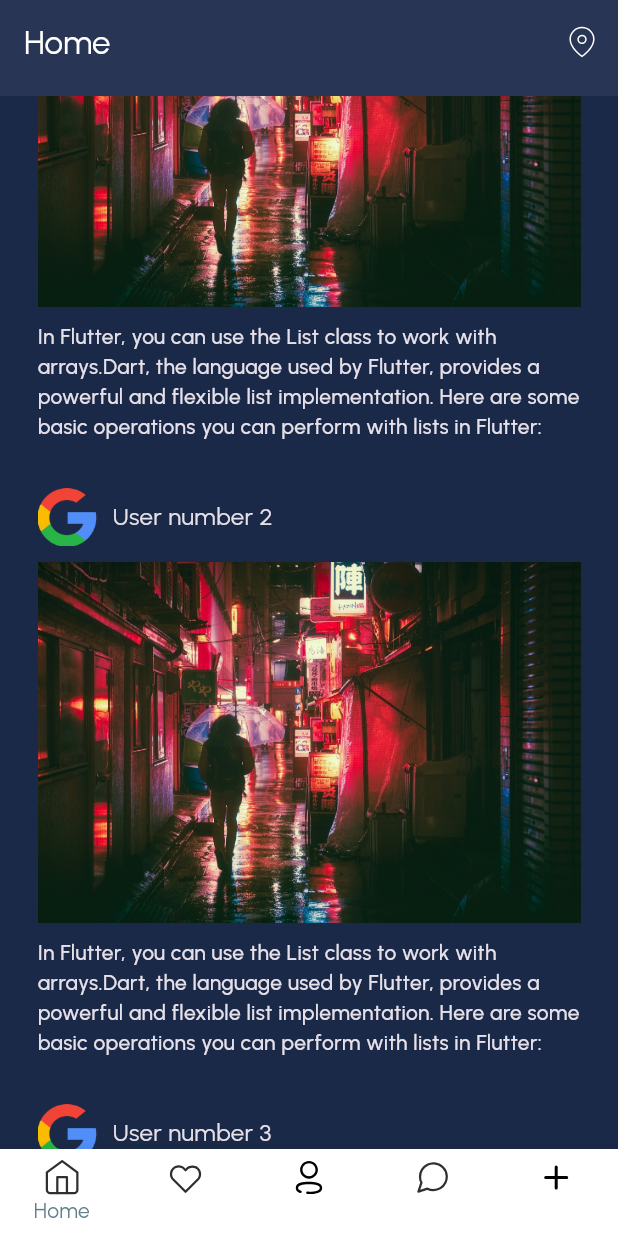
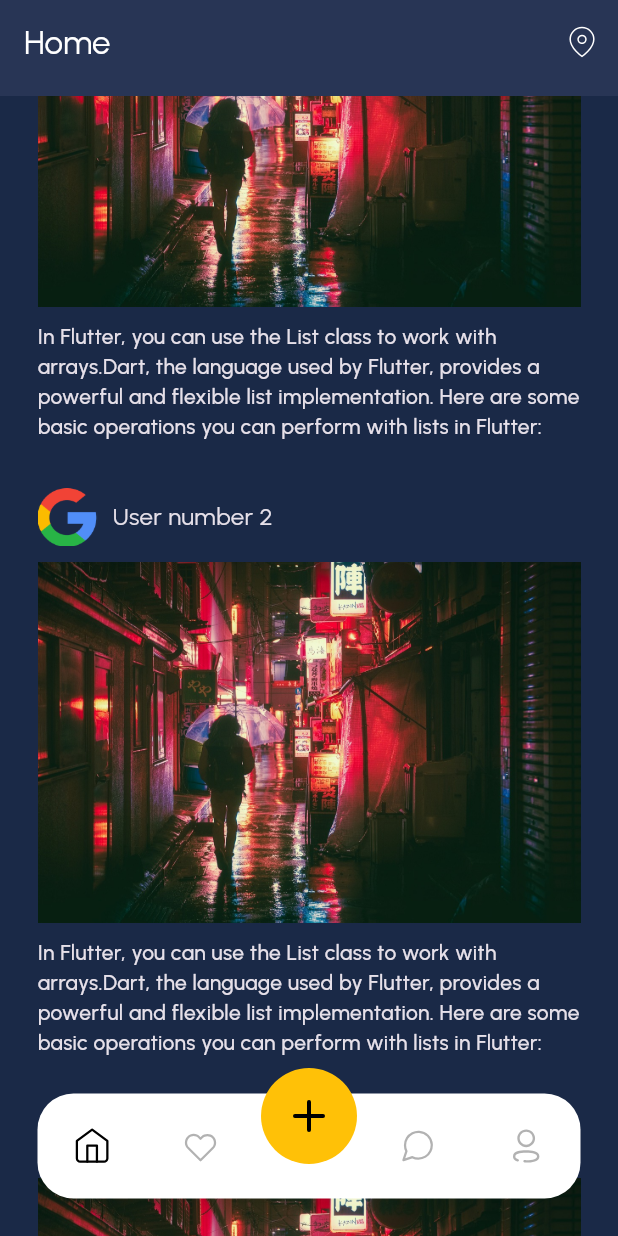
Before and after one commit to baharkeshavarz/flutter_first_app, a Flutter app: the screen it shows after launch, scrolled down 576 dp, on a phone screen of 412 x 824 dp. Run offline on Flutter 3.47's test engine with Material 3 defaults, Android fonts, the phone set to English and light mode, and no system bars; our stand-ins replace flutter_svg.

Commit message:
add custom bottom navigation

```diff
--- a/lib/pages/main_page.dart
+++ b/lib/pages/main_page.dart
@@ -1,7 +1,7 @@
 import 'package:flutter/material.dart';
 import 'package:flutter_first_app/pages/home_page.dart';
 import 'package:flutter_first_app/pages/profile_page.dart';
-import 'package:flutter_svg/svg.dart';
+import 'package:flutter_first_app/widgets/custom_bottom_navigation.dart';
 
 class MainPage extends StatefulWidget {
   @override
@@ -10,61 +10,69 @@ class MainPage extends StatefulWidget {
 }
 
 class MainPageState extends State<MainPage> {
-  int _selectedIndex = 0;
+  Menus currentIndex = Menus.home;
+
+  @override
+  Widget build(BuildContext context){
+    return Scaffold(
+        extendBody: true,  // ignore the margin in bottom navigation
+        body: pages[currentIndex.index],
+        bottomNavigationBar: CusstomBottomNavigation(
+           currentIndex: currentIndex, //get index of enum
+           onTap: (value) {
+             setState(() {
+                currentIndex = value;
+             });
+           }),
+        // bottomNavigationBar: BottomNavigationBar(
+        //     currentIndex: _selectedIndex,
+        //     selectedItemColor: Colors.blueGrey,
+        //     items: [
+        //          BottomNavigationBarItem(
+        //            icon: SvgPicture.asset("assets/svg/ic_home.svg"),
+        //            label: "Home",
+        //           ),
+        //           BottomNavigationBarItem(
+        //             icon: SvgPicture.asset("assets/svg/ic_favorite.svg"),
+        //             label: "Favorite",
+        //           ),
+        //           BottomNavigationBarItem(
+        //             icon: SvgPicture.asset("assets/svg/ic_user.svg"),
+        //             label: "User",
+        //           ),
+        //            BottomNavigationBarItem(
+        //             icon: SvgPicture.asset("assets/svg/ic_messages.svg"),
+        //             label: "Messages",
+        //           ),
+        //           BottomNavigationBarItem(
+        //             icon: SvgPicture.asset("assets/svg/ic_add.svg"),
+        //             label: "Add Post",
+        //           ),
+        //       ],
+        //     showSelectedLabels: false,
+        //     showUnselectedLabels: false,
+        //     type: BottomNavigationBarType.fixed,
+        //     backgroundColor: Colors.white,
+        //     onTap: (index) {
+        //       setState(() {
+        //         _selectedIndex = index;
+        //       });
+        //     },
+        //   ),
+    );
+}
+}
 
   final pages = [
      HomePage(),
     const Center(
       child: Text("Favorite", style: TextStyle(color: Colors.white),),
     ),
-     const ProfilePage(),
+     const Center(
+      child: Text("Add Post", style: TextStyle(color: Colors.white),),
+    ),
      const Center(
       child: Text("Messages", style: TextStyle(color: Colors.white),),
     ),
-     const Center(
-      child: Text("Add Post", style: TextStyle(color: Colors.white),),
-    ),
+    const ProfilePage(),
   ];
-
-  @override
-  Widget build(BuildContext context){
-    return Scaffold(
-        body: pages[_selectedIndex],
-          bottomNavigationBar: BottomNavigationBar(
-            currentIndex: _selectedIndex,
-            selectedItemColor: Colors.blueGrey,
-            items: [
-                 BottomNavigationBarItem(
-                   icon: SvgPicture.asset("assets/svg/ic_home.svg"),
-                   label: "Home",
-                  ),
-                  BottomNavigationBarItem(
-                    icon: SvgPicture.asset("assets/svg/ic_favorite.svg"),
-                    label: "Favorite",
-                  ),
-                  BottomNavigationBarItem(
-                    icon: SvgPicture.asset("assets/svg/ic_user.svg"),
-                    label: "User",
-                  ),
-                   BottomNavigationBarItem(
-                    icon: SvgPicture.asset("assets/svg/ic_messages.svg"),
-                    label: "Messages",
-                  ),
-                  BottomNavigationBarItem(
-                    icon: SvgPicture.asset("assets/svg/ic_add.svg"),
-                    label: "Add Post",
-                  ),
-              ],
-            //showSelectedLabels: false,
-            //showUnselectedLabels: false,
-            type: BottomNavigationBarType.fixed,
-            backgroundColor: Colors.white,
-            onTap: (index) {
-              setState(() {
-                _selectedIndex = index;
-              });
-            },
-          ),
-    );
-  }
-}
--- /dev/null
+++ b/lib/widgets/button_navigation_item.dart
@@ -0,0 +1,34 @@
+import 'package:flutter/material.dart';
+import 'package:flutter_first_app/widgets/custom_bottom_navigation.dart';
+import 'package:flutter_svg/svg.dart';
+
+class ButtonNavigationItem extends StatelessWidget {
+ final VoidCallback onPressed;
+ final String icon;
+ final Menus current;
+ final Menus name;
+
+ const ButtonNavigationItem({
+     Key? key,
+     required this.onPressed,
+     required this.icon,
+     required this.current,
+     required this.name,
+    }) : super(key: key);
+
+  @override
+  Widget build(BuildContext context){
+    return IconButton(
+                  onPressed: onPressed,
+                  icon: SvgPicture.asset(
+                                  icon,
+                                  colorFilter: ColorFilter.mode(
+                                     current == name
+                                     ? Colors.black
+                                     : Colors.black.withOpacity(0.3),
+                                     BlendMode.srcIn,
+                                     ),
+                    ),
+          );
+   }
+}
--- /dev/null
+++ b/lib/widgets/custom_bottom_navigation.dart
@@ -0,0 +1,101 @@
+import 'package:flutter/material.dart';
+import 'package:flutter_first_app/widgets/button_navigation_item.dart';
+import 'package:flutter_svg/svg.dart';
+
+enum Menus {
+  home,
+  favorite,
+  add,
+  messages,
+  user,
+}
+
+class CusstomBottomNavigation extends StatelessWidget {
+ final Menus currentIndex;
+ final ValueChanged<Menus> onTap;
+
+ const CusstomBottomNavigation({
+     Key? key,
+     required this.currentIndex,
+     required this.onTap
+     }) : super(key: key);
+
+  @override
+  Widget build(BuildContext context) {
+    return Container(
+      height: 87,
+      margin: const EdgeInsets.all(25),
+      child: Stack(
+            children: [
+                Positioned(
+                  top: 17,
+                  left: 0,
+                  right: 0,
+                  height: 70,
+                  child: Container(
+                    decoration: const BoxDecoration(
+                      color: Colors.white,
+                      borderRadius: BorderRadius.all(Radius.circular(24)),
+                    ),
+                   child: Row(
+                      children: [
+                         Expanded(
+                            child: ButtonNavigationItem(
+                              current: currentIndex,
+                              name: Menus.home,
+                              icon: "assets/svg/ic_home.svg",
+                              onPressed: () => onTap(Menus.home),
+                            ),
+                          ),
+                          Expanded(
+                            child: ButtonNavigationItem(
+                              current: currentIndex,
+                              name: Menus.favorite,
+                              icon: "assets/svg/ic_favorite.svg",
+                              onPressed: () => onTap(Menus.favorite),
+                            ),
+                          ),
+                          const Spacer(),
+                          Expanded(
+                            child: ButtonNavigationItem(
+                              current: currentIndex,
+                              name: Menus.messages,
+                              icon: "assets/svg/ic_messages.svg",
+                              onPressed: () => onTap(Menus.messages),
+                            ),
+                          ),
+                          Expanded(
+                            child: ButtonNavigationItem(
+                              current: currentIndex,
+                              name: Menus.user,
+                              icon: "assets/svg/ic_user.svg",
+                              onPressed: () => onTap(Menus.user),
+                            ),
+                          ),
+                      ],
+                  ),
+                   ),
+                ),
+                Positioned(
+                   left: 0,
+                   right: 0,
+                   top:0,
+                  child: GestureDetector(
+                    onTap: () => onTap(Menus.add),
+                    child: Container(
+                        padding: const EdgeInsets.all(16),
+                        width: 64,
+                        height: 64,
+                        decoration: const BoxDecoration(
+                          color: Colors.amber,
+                          shape: BoxShape.circle,
+                        ),
+                        child: SvgPicture.asset("assets/svg/ic_add.svg"),
+                    ),
+                  ),
+                 ),
+             ],
+        ),
+    );
+  }
+}
```
